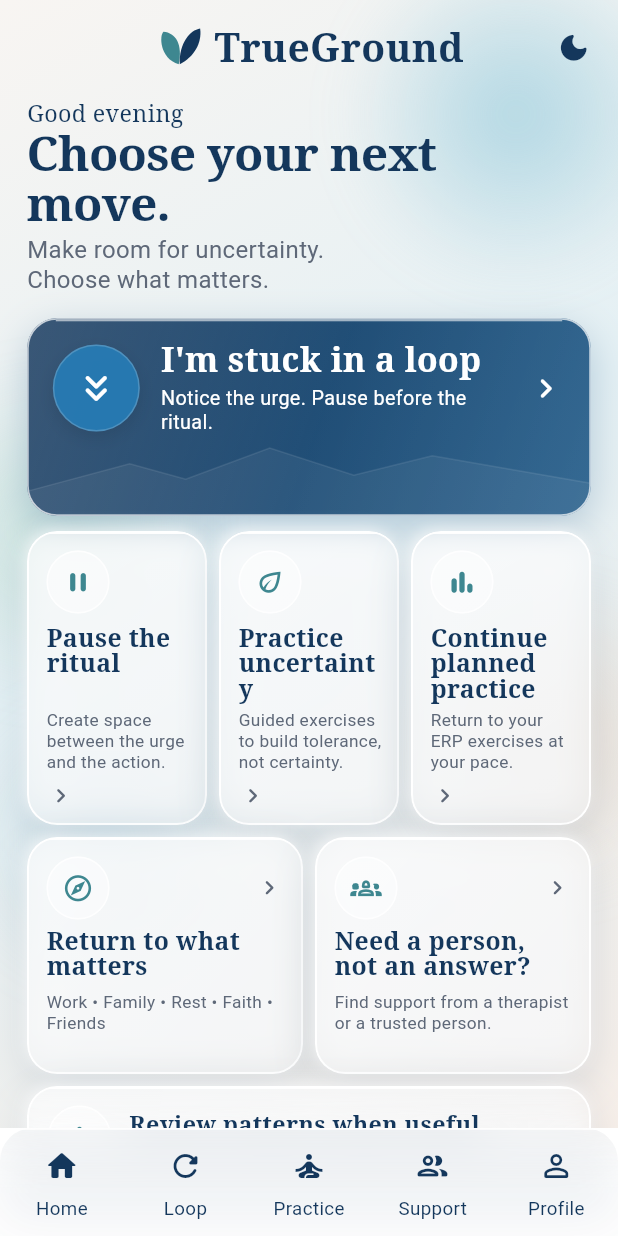
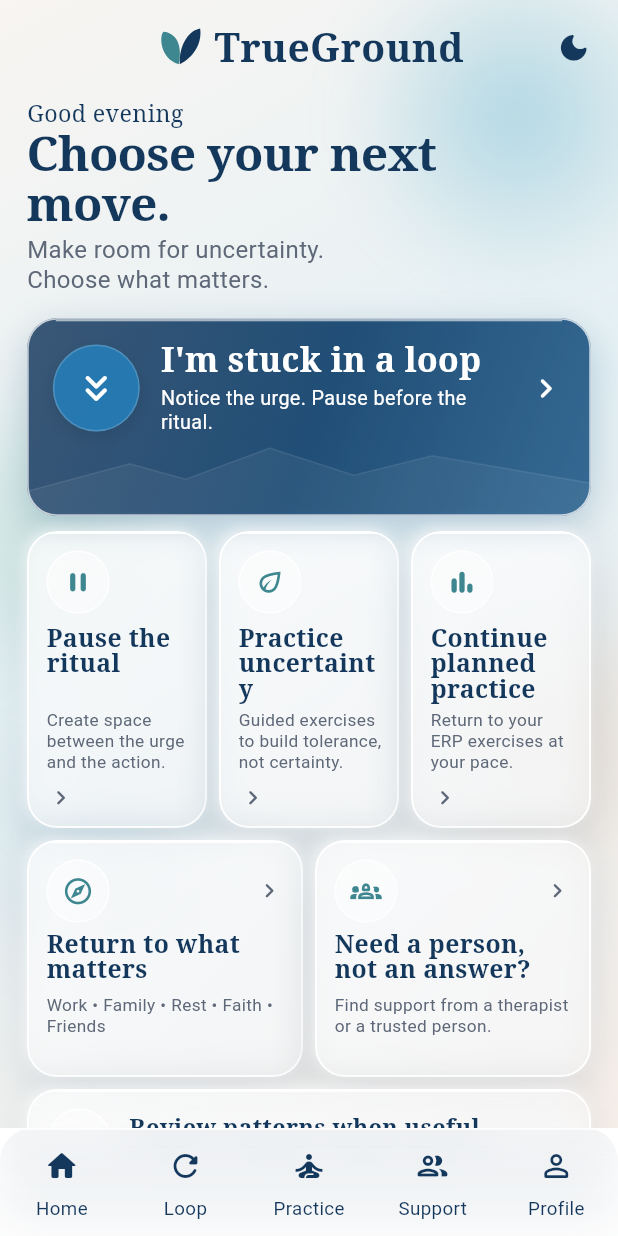
Before and after one commit to hraaaaf/trueground, a Flutter app: the screen it shows after launch, on a phone screen of 412 x 824 dp. Run offline on Flutter 3.47's test engine with Material 3 defaults, Android fonts, the phone set to English and light mode, and no system bars; our stand-ins replace go_router.

Commit message:
fix: remove LOT04D 390px card overflow

```diff
--- a/lib/dashboard/dashboard_v3_screen.dart
+++ b/lib/dashboard/dashboard_v3_screen.dart
@@ -358,7 +358,7 @@ class _PracticeActions extends StatelessWidget {
 
     return SizedBox(
       key: DashboardV3Screen.practiceGridKey,
-      height: compact ? 206 : 196,
+      height: compact ? 206 : 198,
       child: Row(
         crossAxisAlignment: CrossAxisAlignment.stretch,
         children: _withHorizontalGaps(cards),
```
